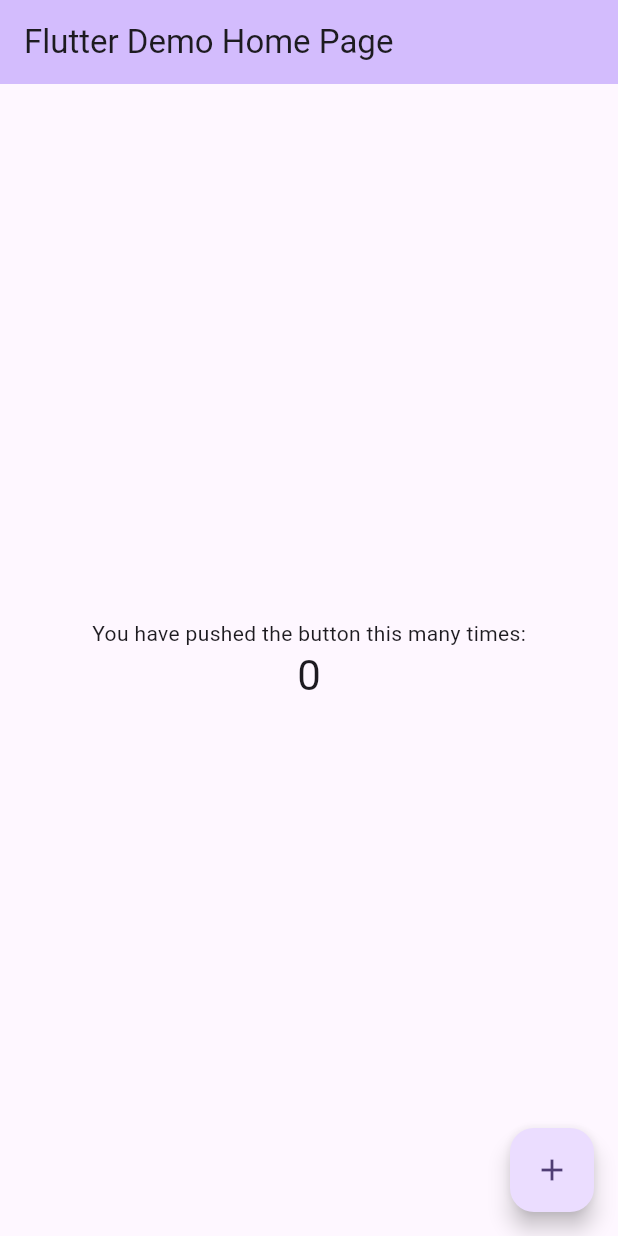
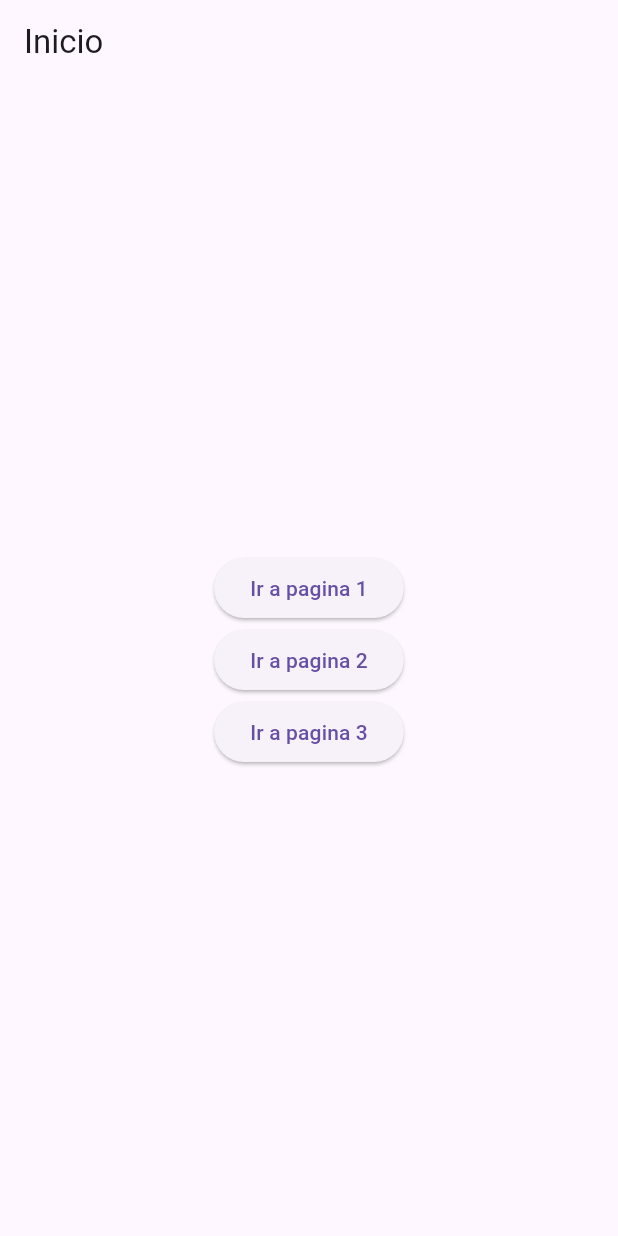
Before and after one commit to Whosml/app_004_learn_bloc_goroute_chatgpt, a Flutter app: the screen it shows after launch, on a phone screen of 412 x 824 dp. Run offline on Flutter 3.47's test engine with Material 3 defaults, Android fonts, the phone set to English and light mode, and no system bars; our stand-ins replace equatable, flutter_bloc, go_router.

Commit message:
001 Finish Working

```diff
--- /dev/null
+++ b/devtools_options.yaml
@@ -0,0 +1,3 @@
+description: This file stores settings for Dart & Flutter DevTools.
+documentation: https://docs.flutter.dev/tools/devtools/extensions#configure-extension-enablement-states
+extensions:
--- /dev/null
+++ b/lib/bloc/el_bloc.dart
@@ -0,0 +1,14 @@
+import 'package:flutter_bloc/flutter_bloc.dart';
+import 'el_event.dart';
+import 'el_state.dart';
+
+class NavigationBloc extends Bloc<NavigationEvent, NavigationState> {
+  NavigationBloc() : super(NavigationInitial());
+
+  @override
+  Stream<NavigationState> mapEventToState(NavigationEvent event) async* {
+    if (event is NavigateToPage) {
+      yield PageLoaded(event.page);
+    }
+  }
+}
--- /dev/null
+++ b/lib/bloc/el_event.dart
@@ -0,0 +1,17 @@
+import 'package:equatable/equatable.dart';
+
+abstract class NavigationEvent extends Equatable {
+  const NavigationEvent();
+
+  @override
+  List<Object> get props => [];
+}
+
+class NavigateToPage extends NavigationEvent {
+  final String page;
+
+  const NavigateToPage(this.page);
+
+  @override
+  List<Object> get props => [page];
+}
--- /dev/null
+++ b/lib/bloc/el_state.dart
@@ -0,0 +1,19 @@
+import 'package:equatable/equatable.dart';
+
+abstract class NavigationState extends Equatable {
+  const NavigationState();
+
+  @override
+  List<Object> get props => [];
+}
+
+class NavigationInitial extends NavigationState {}
+
+class PageLoaded extends NavigationState {
+  final String page;
+
+  const PageLoaded(this.page);
+
+  @override
+  List<Object> get props => [page];
+}
--- a/lib/main.dart
+++ b/lib/main.dart
@@ -1,125 +1,41 @@
+import 'package:app_004_learn_bloc_goroute_chatgpt/bloc/el_bloc.dart';
+import 'package:app_004_learn_bloc_goroute_chatgpt/pages/page1.dart';
+import 'package:app_004_learn_bloc_goroute_chatgpt/pages/page1_1.dart';
+import 'package:app_004_learn_bloc_goroute_chatgpt/pages/page1_2.dart';
+import 'package:app_004_learn_bloc_goroute_chatgpt/pages/page2.dart';
+import 'package:app_004_learn_bloc_goroute_chatgpt/pages/page2_1.dart';
+import 'package:app_004_learn_bloc_goroute_chatgpt/pages/page3.dart';
+import 'package:app_004_learn_bloc_goroute_chatgpt/pages/page_main.dart';
 import 'package:flutter/material.dart';
+import 'package:flutter_bloc/flutter_bloc.dart';
+import 'package:go_router/go_router.dart';
 
 void main() {
-  runApp(const MyApp());
+  runApp(MyApp());
 }
 
 class MyApp extends StatelessWidget {
-  const MyApp({super.key});
+  final GoRouter _router = GoRouter(
+    initialLocation: '/',
+    routes: [
+      GoRoute(path: '/', builder: (context, state) => PageMain()),
+      GoRoute(path: '/page1', builder: (context, state) => Page1()),
+      GoRoute(path: '/page1_1', builder: (context, state) => Page1_1()),
+      GoRoute(path: '/page1_2', builder: (context, state) => Page1_2()),
+      GoRoute(path: '/page2', builder: (context, state) => Page2()),
+      GoRoute(path: '/page2_1', builder: (context, state) => Page2_1()),
+      GoRoute(path: '/page3', builder: (context, state) => Page3()),
+    ],
+  );
 
-  // This widget is the root of your application.
   @override
   Widget build(BuildContext context) {
-    return MaterialApp(
-      title: 'Flutter Demo',
-      theme: ThemeData(
-        // This is the theme of your application.
-        //
-        // TRY THIS: Try running your application with "flutter run". You'll see
-        // the application has a purple toolbar. Then, without quitting the app,
-        // try changing the seedColor in the colorScheme below to Colors.green
-        // and then invoke "hot reload" (save your changes or press the "hot
-        // reload" button in a Flutter-supported IDE, or press "r" if you used
-        // the command line to start the app).
-        //
-        // Notice that the counter didn't reset back to zero; the application
-        // state is not lost during the reload. To reset the state, use hot
-        // restart instead.
-        //
-        // This works for code too, not just values: Most code changes can be
-        // tested with just a hot reload.
-        colorScheme: ColorScheme.fromSeed(seedColor: Colors.deepPurple),
-        useMaterial3: true,
+    return BlocProvider(
+      create: (_) => NavigationBloc(),
+      child: MaterialApp.router(
+        debugShowCheckedModeBanner: false,
+        routerConfig: _router,
       ),
-      home: const MyHomePage(title: 'Flutter Demo Home Page'),
     );
   }
 }
-
-class MyHomePage extends StatefulWidget {
-  const MyHomePage({super.key, required this.title});
-
-  // This widget is the home page of your application. It is stateful, meaning
-  // that it has a State object (defined below) that contains fields that affect
-  // how it looks.
-
-  // This class is the configuration for the state. It holds the values (in this
-  // case the title) provided by the parent (in this case the App widget) and
-  // used by the build method of the State. Fields in a Widget subclass are
-  // always marked "final".
-
-  final String title;
-
-  @override
-  State<MyHomePage> createState() => _MyHomePageState();
-}
-
-class _MyHomePageState extends State<MyHomePage> {
-  int _counter = 0;
-
-  void _incrementCounter() {
-    setState(() {
-      // This call to setState tells the Flutter framework that something has
-      // changed in this State, which causes it to rerun the build method below
-      // so that the display can reflect the updated values. If we changed
-      // _counter without calling setState(), then the build method would not be
-      // called again, and so nothing would appear to happen.
-      _counter++;
-    });
-  }
-
-  @override
-  Widget build(BuildContext context) {
-    // This method is rerun every time setState is called, for instance as done
-    // by the _incrementCounter method above.
-    //
-    // The Flutter framework has been optimized to make rerunning build methods
-    // fast, so that you can just rebuild anything that needs updating rather
-    // than having to individually change instances of widgets.
-    return Scaffold(
-      appBar: AppBar(
-        // TRY THIS: Try changing the color here to a specific color (to
-        // Colors.amber, perhaps?) and trigger a hot reload to see the AppBar
-        // change color while the other colors stay the same.
-        backgroundColor: Theme.of(context).colorScheme.inversePrimary,
-        // Here we take the value from the MyHomePage object that was created by
-        // the App.build method, and use it to set our appbar title.
-        title: Text(widget.title),
-      ),
-      body: Center(
-        // Center is a layout widget. It takes a single child and positions it
-        // in the middle of the parent.
-        child: Column(
-          // Column is also a layout widget. It takes a list of children and
-          // arranges them vertically. By default, it sizes itself to fit its
-          // children horizontally, and tries to be as tall as its parent.
-          //
-          // Column has various properties to control how it sizes itself and
-          // how it positions its children. Here we use mainAxisAlignment to
-          // center the children vertically; the main axis here is the vertical
-          // axis because Columns are vertical (the cross axis would be
-          // horizontal).
-          //
-          // TRY THIS: Invoke "debug painting" (choose the "Toggle Debug Paint"
-          // action in the IDE, or press "p" in the console), to see the
-          // wireframe for each widget.
-          mainAxisAlignment: MainAxisAlignment.center,
-          children: <Widget>[
-            const Text(
-              'You have pushed the button this many times:',
-            ),
-            Text(
-              '$_counter',
-              style: Theme.of(context).textTheme.headlineMedium,
-            ),
-          ],
-        ),
-      ),
-      floatingActionButton: FloatingActionButton(
-        onPressed: _incrementCounter,
-        tooltip: 'Increment',
-        child: const Icon(Icons.add),
-      ), // This trailing comma makes auto-formatting nicer for build methods.
-    );
-  }
-}
--- /dev/null
+++ b/lib/pages/page_main.dart
@@ -0,0 +1,32 @@
+import 'package:flutter/material.dart';
+import 'package:go_router/go_router.dart';
+
+class PageMain extends StatelessWidget {
+  @override
+  Widget build(BuildContext context) {
+    return Scaffold(
+      appBar: AppBar(
+        title: Text('Inicio'),
+      ),
+      body: Center(
+        child: Column(
+          mainAxisAlignment: MainAxisAlignment.center,
+          children: [
+            ElevatedButton(
+              onPressed: () => context.go('/page1'),
+              child: Text('Ir a pagina 1'),
+            ),
+            ElevatedButton(
+              onPressed: () => context.go('/page2'),
+              child: Text('Ir a pagina 2'),
+            ),
+            ElevatedButton(
+              onPressed: () => context.go('/page3'),
+              child: Text('Ir a pagina 3'),
+            ),
+          ],
+        ),
+      ),
+    );
+  }
+}
--- a/pubspec.yaml
+++ b/pubspec.yaml
@@ -35,6 +35,11 @@ dependencies:
   # The following adds the Cupertino Icons font to your application.
   # Use with the CupertinoIcons class for iOS style icons.
   cupertino_icons: ^1.0.6
+  flutter_native_splash: ^2.4.0
+  flutter_bloc: ^8.1.6
+  bloc: ^8.1.4
+  equatable: ^2.0.5
+  go_router: ^14.2.0
 
 dev_dependencies:
   flutter_test:
```
Also changed, not shown: lib/pages/page1.dart (added, +32 -0 lines), lib/pages/page1_1.dart (added, +19 -0 lines), lib/pages/page1_2.dart (added, +19 -0 lines), lib/pages/page2.dart (added, +28 -0 lines), lib/pages/page2_1.dart (added, +19 -0 lines), lib/pages/page3.dart (added, +20 -0 lines), misplashscreenpubspec.yaml (added, +149 -0 lines), pubspec.lock, 1 other file.
